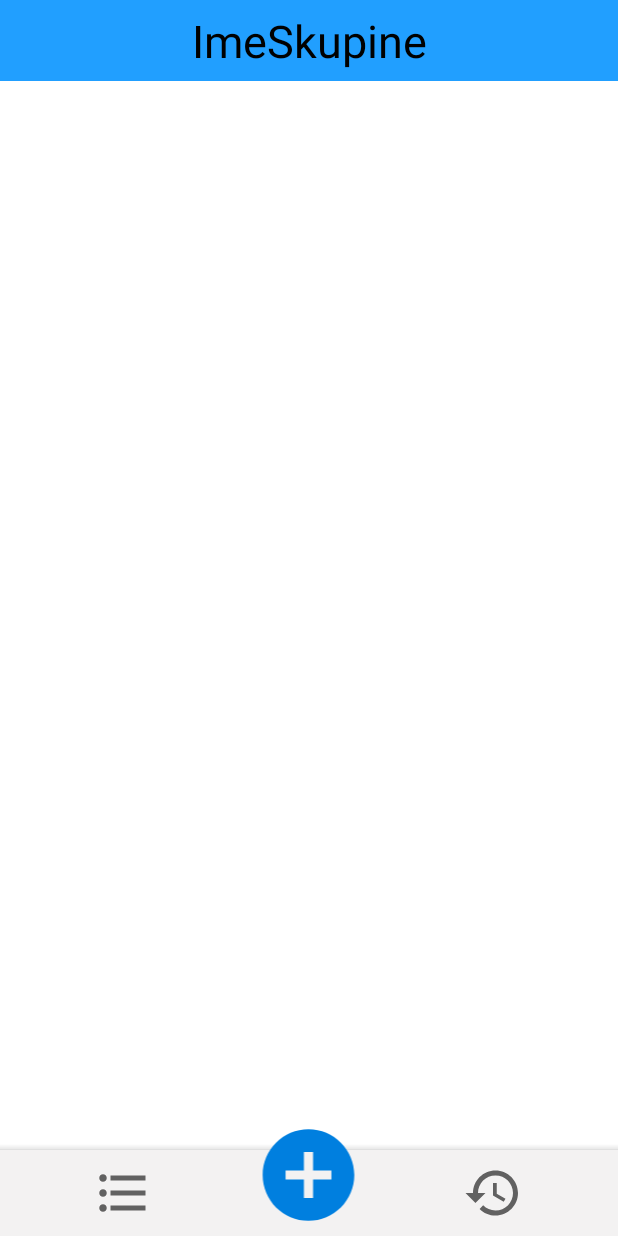
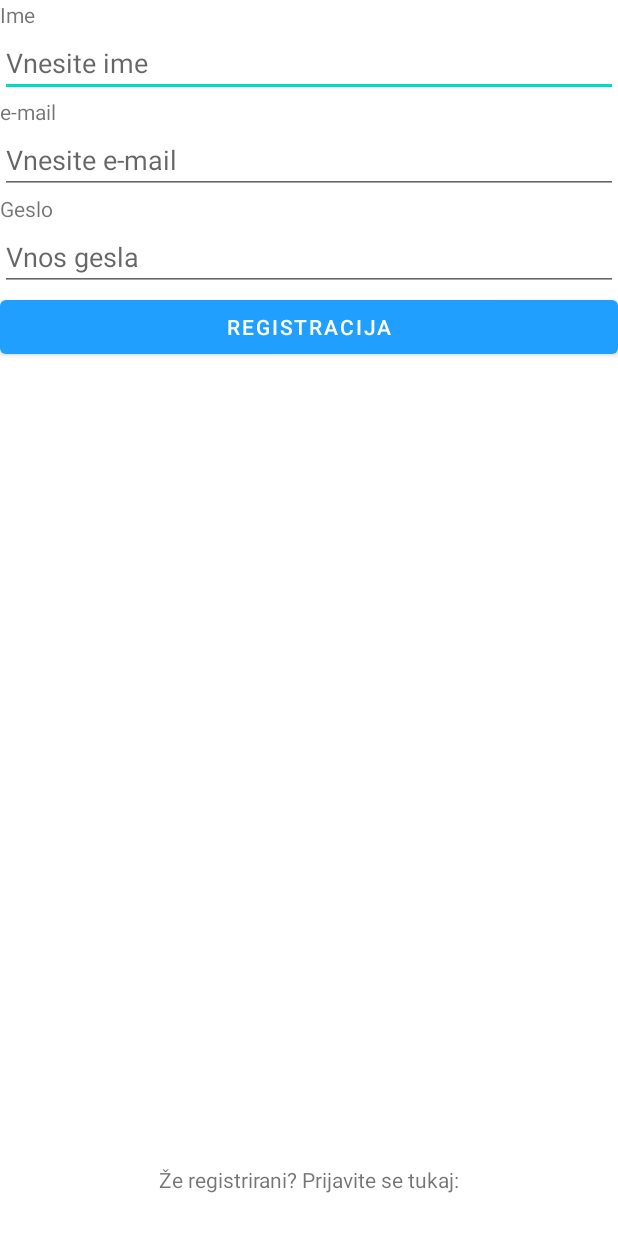
Before and after one commit to mbdev2/TNUV_DebtSettler_Android, an Android app: the screen it shows after launch (MainActivity before the commit, Registracija after it), on a phone screen of 412 x 824 dp. Run offline under Robolectric (Android 15) with nearby library versions, the phone set to English and light mode, and no system bars; our stand-ins replace Volley.

Commit message:
"Kinda merge"

```diff
--- a/DebtSettler_v3/app/src/main/AndroidManifest.xml
+++ b/DebtSettler_v3/app/src/main/AndroidManifest.xml
@@ -13,10 +13,12 @@
         android:theme="@style/Theme.DebtSettler_v3">
         <activity android:name=".zgodovina"></activity>
         <activity android:name=".NakupovalnaLista" />
+        <activity android:name=".MainActivity" />
+        <activity android:name=".Login" />
         <activity
             android:name=".DodajNakup"
             android:theme="@style/Theme.AppCompat.AddPopUp" />
-        <activity android:name=".MainActivity">
+        <activity android:name=".Registracija">
             <intent-filter>
                 <action android:name="android.intent.action.MAIN" />
 
--- a/DebtSettler_v3/app/src/main/java/com/example/debtsettler_v3/MainActivity.java
+++ b/DebtSettler_v3/app/src/main/java/com/example/debtsettler_v3/MainActivity.java
@@ -1,5 +1,6 @@
 package com.example.debtsettler_v3;
 
+import androidx.annotation.NonNull;
 import androidx.appcompat.app.AppCompatActivity;
 import androidx.recyclerview.widget.LinearLayoutManager;
 import androidx.recyclerview.widget.RecyclerView;
@@ -7,6 +8,8 @@ import androidx.recyclerview.widget.RecyclerView;
 import android.content.Intent;
 import android.os.Bundle;
 import android.util.Log;
+import android.view.Menu;
+import android.view.MenuItem;
 import android.view.View;
 import android.widget.ImageView;
 
@@ -46,6 +49,11 @@ public class MainActivity extends AppCompatActivity {
     protected void onCreate(Bundle savedInstanceState) {
         super.onCreate(savedInstanceState);
         setContentView(R.layout.activity_main);
+
+        if(!SharedPrefManager.getInstance(this).isLoggedIn()){
+            finish();
+            startActivity(new Intent(this, Login.class));
+        }
 
         shouldExecuteOnResume = false;
 
@@ -218,32 +226,22 @@ public class MainActivity extends AppCompatActivity {
 
         requestQueue.add(arrayRequest);
     }
+    @Override
+    public boolean onCreateOptionsMenu(Menu menu) {
+        getMenuInflater().inflate(R.menu.menu, menu);
+        return true;
+    }
 
-    //===============================================================================================================
+    @Override
+    public boolean onOptionsItemSelected(@NonNull MenuItem item) {
+        switch (item.getItemId()){
+            case R.id.buttonMenuOdjava:
+                SharedPrefManager.getInstance(this).logout();
+                finish();
+                startActivity(new Intent(this, Login.class));
+                break;
+        }
+        return true;
+    }
 
-    // Funkcija za odpiranje in branje JSON filov, samo za testiranje
-    /*public void get_json(){
-        String json;
-        try {
-            InputStream is = getAssets().open("users.json");
-            int size = is.available();
-            byte[] buffer = new byte[size];
-            is.read(buffer);
-            is.close();
-
-            json = new String(buffer, "UTF-8");
-            JSONArray jsonArray = new JSONArray(json);
-
-            for(int i = 0; i<jsonArray.length(); i++) {
-                JSONObject obj = jsonArray.getJSONObject(i);
-                usersList.add(obj.getString("ime"));
-            }
-
-
-        } catch (IOException e) {
-            e.printStackTrace();
-        } catch (JSONException e) {
-            e.printStackTrace();
-        }
-    }*/
 }
--- /dev/null
+++ b/DebtSettler_v3/app/src/main/java/com/example/debtsettler_v3/Registracija.java
@@ -0,0 +1,122 @@
+package com.example.debtsettler_v3;
+
+
+import androidx.appcompat.app.AppCompatActivity;
+
+import android.app.ProgressDialog;
+import android.content.Intent;
+import android.os.Bundle;
+import android.util.Log;
+import android.view.View;
+import android.widget.Button;
+import android.widget.EditText;
+import android.widget.ProgressBar;
+import android.widget.TextView;
+import android.widget.Toast;
+
+import com.android.volley.AuthFailureError;
+import com.android.volley.Request;
+import com.android.volley.RequestQueue;
+import com.android.volley.Response;
+import com.android.volley.VolleyError;
+import com.android.volley.toolbox.StringRequest;
+import com.android.volley.toolbox.Volley;
+
+import org.json.JSONException;
+import org.json.JSONObject;
+
+import java.util.HashMap;
+import java.util.Map;
+
+public class Registracija extends AppCompatActivity implements View.OnClickListener {
+    private EditText editTextIme, editTextEmail, editTextGeslo;
+    private Button buttonRegister;
+    private ProgressDialog progressDialog;
+    private TextView textViewLogin;
+
+    @Override
+    protected void onCreate(Bundle savedInstanceState) {
+        super.onCreate(savedInstanceState);
+        setContentView(R.layout.activity_registracija);
+
+        if(SharedPrefManager.getInstance(this).isLoggedIn()){
+            finish();
+            startActivity(new Intent(this, MainActivity.class));
+            return;
+        }
+
+
+        editTextIme=(EditText) findViewById(R.id.editTextIme);
+        editTextEmail=(EditText) findViewById(R.id.editTextEmail);
+        editTextGeslo=(EditText) findViewById(R.id.editTextGeslo);
+        textViewLogin = (TextView) findViewById(R.id.textViewLogin);
+
+        buttonRegister= (Button) findViewById(R.id.buttonRegister);
+
+        progressDialog = new ProgressDialog(this);
+
+        buttonRegister.setOnClickListener(this);
+        textViewLogin.setOnClickListener(this);
+    }
+
+    private void registerUser(){
+        String ime = editTextIme.getText().toString().trim();
+        String email = editTextEmail.getText().toString().trim();
+        String geslo = editTextGeslo.getText().toString().trim();
+
+        progressDialog.setMessage("Registracija uporabnika poteka...");
+        progressDialog.show();
+
+        StringRequest stringRequest = new StringRequest(
+                Request.Method.POST,
+                Constants.URL_REGISTER,
+                new Response.Listener<String>() {
+                    @Override
+                    public void onResponse(String response) {
+                        progressDialog.dismiss();
+                        try{
+                            JSONObject jsonObject = new JSONObject(response);
+                            SharedPrefManager.getInstance(getApplicationContext())
+                                    .userLogin(
+                                            jsonObject.getString("eTVtoken")
+                                    );
+                            startActivity(new Intent(getApplicationContext(), MainActivity.class));
+                            finish();
+                        } catch (JSONException e){
+                            e.printStackTrace();
+                        }
+                    }
+                },
+                new Response.ErrorListener() {
+                    @Override
+                    public void onErrorResponse(VolleyError error) {
+                        progressDialog.hide();
+                        Toast.makeText(getApplicationContext(), error.getMessage(), Toast.LENGTH_LONG).show();
+                        Log.e("Rest error", error.toString());
+                    }
+                }){
+            @Override
+            protected Map<String,String> getParams() throws AuthFailureError{
+                Map<String,String> params = new HashMap<String, String>();
+                params.put("ime", ime);
+                params.put("email", email);
+                params.put("geslo", geslo);
+
+                return params;
+            }
+        };
+
+        RequestQueue requestQueue = Volley.newRequestQueue(this);
+        requestQueue.add(stringRequest);
+    }
+
+    @Override
+    public void onClick(View view){
+        if (view == buttonRegister){
+            registerUser();
+        }
+        if (view == textViewLogin){
+            startActivity(new Intent(this, Login.class));
+        }
+    }
+}
--- /dev/null
+++ b/DebtSettler_v3/app/src/main/java/com/example/debtsettler_v3/SharedPrefManager.java
@@ -0,0 +1,46 @@
+package com.example.debtsettler_v3;
+
+import android.content.Context;
+import android.content.SharedPreferences;
+
+public class SharedPrefManager {
+    private static SharedPrefManager mInstance;
+    private static Context mCtx;
+    private static final String SHARED_PREF_NAME = "TNUV_app_uporabnik";
+    private static final String KEY_USER_TOKEN = "eTVtoken";
+
+    private SharedPrefManager(Context context) {
+        mCtx = context;
+    }
+
+    public static synchronized SharedPrefManager getInstance(Context context) {
+        if (mInstance == null) {
+            mInstance = new SharedPrefManager(context);
+        }
+        return mInstance;
+    }
+
+    public boolean userLogin(String eTVtoken) {
+        SharedPreferences sharedPreferences = mCtx.getSharedPreferences(SHARED_PREF_NAME, Context.MODE_PRIVATE);
+        SharedPreferences.Editor editor = sharedPreferences.edit();
+        editor.putString(KEY_USER_TOKEN, eTVtoken);
+        editor.apply();
+        return true;
+    }
+
+    public boolean isLoggedIn() {
+        SharedPreferences sharedPreferences = mCtx.getSharedPreferences(SHARED_PREF_NAME, Context.MODE_PRIVATE);
+        if (sharedPreferences.getString(KEY_USER_TOKEN, null) != null) {
+            return true;
+        }
+        return false;
+    }
+
+    public boolean logout(){
+        SharedPreferences sharedPreferences = mCtx.getSharedPreferences(SHARED_PREF_NAME, Context.MODE_PRIVATE);
+        SharedPreferences.Editor editor = sharedPreferences.edit();
+        editor.clear();
+        editor.apply();
+        return true;
+    }
+}
--- a/DebtSettler_v3/app/src/main/res/layout/activity_main.xml
+++ b/DebtSettler_v3/app/src/main/res/layout/activity_main.xml
@@ -1,4 +1,5 @@
 <?xml version="1.0" encoding="utf-8"?>
+
 <androidx.constraintlayout.widget.ConstraintLayout xmlns:android="http://schemas.android.com/apk/res/android"
     xmlns:app="http://schemas.android.com/apk/res-auto"
     xmlns:tools="http://schemas.android.com/tools"
@@ -6,6 +7,7 @@
     android:layout_width="match_parent"
     android:layout_height="match_parent"
     tools:context=".MainActivity">
+
 
 
     <androidx.recyclerview.widget.RecyclerView
@@ -21,6 +23,7 @@
         android:paddingBottom="30dp"
         android:clipToPadding="false"/>
 
+
     <androidx.constraintlayout.widget.ConstraintLayout
         android:id="@+id/cardView"
         android:layout_width="0dp"
@@ -30,6 +33,7 @@
         app:layout_constraintHorizontal_bias="0.0"
         app:layout_constraintStart_toStartOf="parent"
         app:layout_constraintTop_toTopOf="parent">
+
 
         <TextView
             android:id="@+id/textView"
--- /dev/null
+++ b/DebtSettler_v3/app/src/main/res/layout/activity_registracija.xml
@@ -0,0 +1,70 @@
+<?xml version="1.0" encoding="utf-8"?>
+<androidx.constraintlayout.widget.ConstraintLayout xmlns:android="http://schemas.android.com/apk/res/android"
+    xmlns:app="http://schemas.android.com/apk/res-auto"
+    xmlns:tools="http://schemas.android.com/tools"
+    android:layout_width="match_parent"
+    android:layout_height="match_parent"
+    tools:context=".MainActivity">
+
+    <LinearLayout
+        android:id="@+id/RegistracijaObrazec"
+        android:layout_width="match_parent"
+        android:layout_height="wrap_content"
+        android:orientation="vertical"
+        app:layout_constraintTop_toTopOf="parent">
+
+        <TextView
+            android:layout_width="match_parent"
+            android:layout_height="wrap_content"
+            android:text="Ime" />
+
+        <EditText
+            android:id="@+id/editTextIme"
+            android:layout_width="match_parent"
+            android:layout_height="wrap_content"
+            android:hint="Vnesite ime" />
+
+        <TextView
+            android:layout_width="match_parent"
+            android:layout_height="wrap_content"
+            android:text="e-mail" />
+
+        <EditText
+            android:id="@+id/editTextEmail"
+            android:layout_width="match_parent"
+            android:layout_height="wrap_content"
+            android:hint="Vnesite e-mail" />
+
+        <TextView
+            android:layout_width="match_parent"
+            android:layout_height="wrap_content"
+            android:text="Geslo" />
+
+        <EditText
+            android:id="@+id/editTextGeslo"
+            android:layout_width="match_parent"
+            android:layout_height="wrap_content"
+            android:hint="Vnos gesla" />
+
+        <Button
+            android:id="@+id/buttonRegister"
+            android:layout_width="match_parent"
+            android:layout_height="wrap_content"
+            android:text="Registracija" />
+
+    </LinearLayout>
+
+    <TextView
+        android:id="@+id/textViewLogin"
+        android:layout_width="match_parent"
+        android:layout_height="wrap_content"
+        android:layout_marginBottom="28dp"
+        android:gravity="center_horizontal"
+        android:text="Že registrirani? Prijavite se tukaj:"
+        android:textAlignment="center"
+        app:layout_constraintBottom_toBottomOf="parent"
+        app:layout_constraintEnd_toEndOf="parent"
+        app:layout_constraintHorizontal_bias="0.0"
+        app:layout_constraintStart_toStartOf="parent" />
+
+</androidx.constraintlayout.widget.ConstraintLayout>
```
Also changed, not shown: DebtSettler_v3/app/src/main/java/com/example/debtsettler_v3/Constants.java (added, +7 -0 lines), DebtSettler_v3/app/src/main/java/com/example/debtsettler_v3/Login.java (added, +108 -0 lines), DebtSettler_v3/app/src/main/res/layout/activity_login.xml (added, +45 -0 lines), DebtSettler_v3/app/src/main/res/menu/menu.xml (added, +8 -0 lines).
